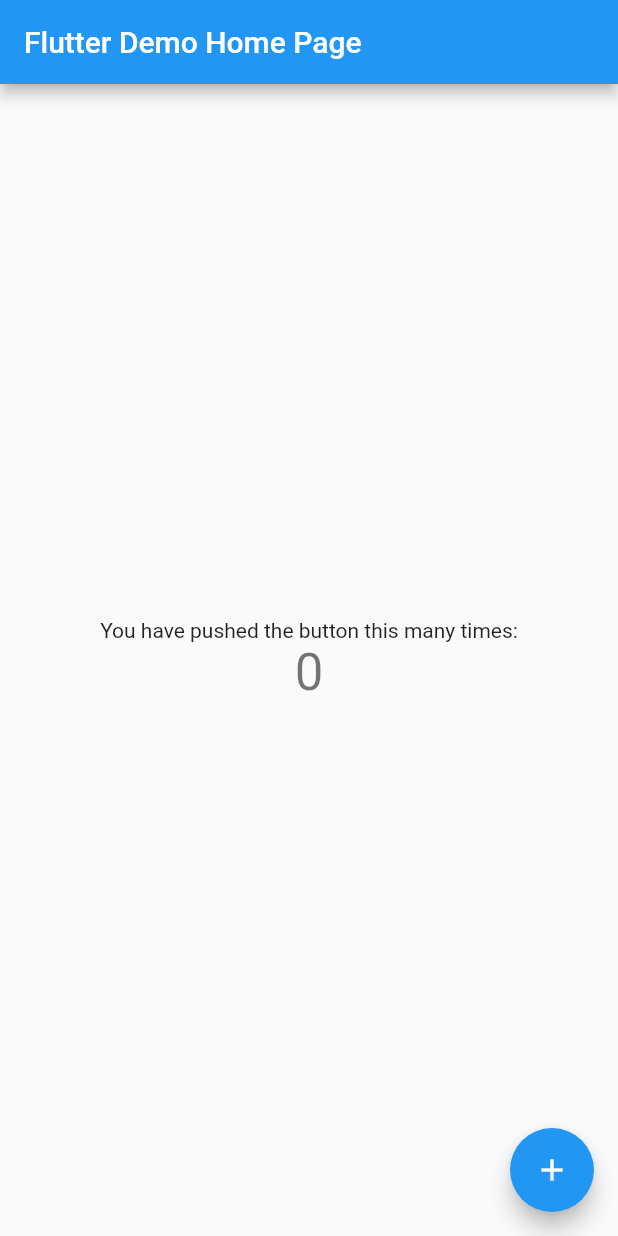
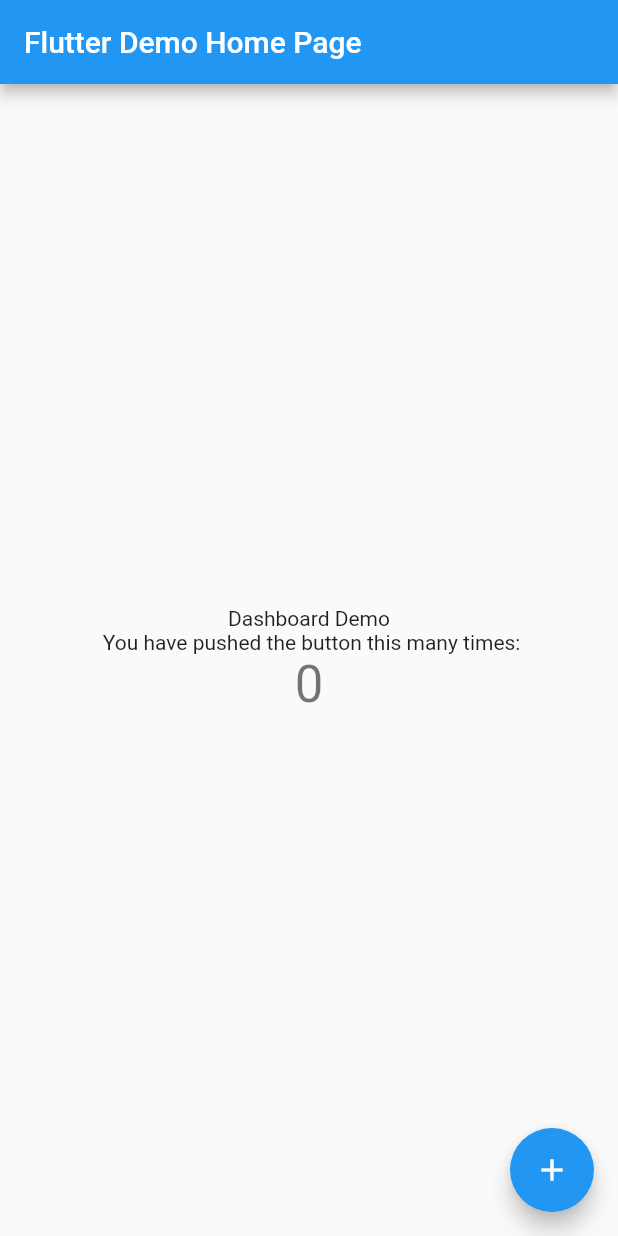
Before and after one commit to celvinren/flutter_dashboard_demo, a Flutter app: the screen it shows after launch, on a phone screen of 412 x 824 dp. Run offline on Flutter 3.47's test engine with Material 2 defaults, Android fonts, the phone set to English and light mode, and no system bars; our stand-ins replace firebase_core; accounts and stored records are empty; generated files the repository leaves out were written again.

Commit message:
feat: add localization to main app

```diff
--- /dev/null
+++ b/apps/demo_app/l10n.yaml
@@ -0,0 +1,3 @@
+arb-dir: lib/l10n
+template-arb-file: app_en.arb
+output-localization-file: app_localizations.dart
--- /dev/null
+++ b/apps/demo_app/lib/app_localizations.dart
@@ -0,0 +1,14 @@
+import 'package:flutter/material.dart';
+import 'package:flutter_gen/gen_l10n/app_localizations.dart';
+
+/// AppLocalizations is a class that provides localizations
+/// for all of the terms in the app.
+// ignore: avoid-dynamic
+AppLocalizations useLocalization(final BuildContext context) {
+  final appLocalization = AppLocalizations.of(context);
+  if (appLocalization == null) {
+    throw Exception('AppLocalizations not initialized');
+  }
+
+  return appLocalization;
+}
--- /dev/null
+++ b/apps/demo_app/lib/l10n/app_en.arb
@@ -0,0 +1,6 @@
+{
+    "dashboardDemo": "Dashboard Demo",
+    "@helloWorld": {
+      "description": "The conventional newborn programmer greeting"
+    }
+}
--- a/apps/demo_app/lib/main.dart
+++ b/apps/demo_app/lib/main.dart
@@ -1,9 +1,14 @@
+import 'package:demo_app/app_localizations.dart';
 import 'package:firebase_core/firebase_core.dart';
 import 'package:flutter/material.dart';
+import 'package:flutter_localizations/flutter_localizations.dart';
+import 'package:flutter_gen/gen_l10n/app_localizations.dart';
 
 import 'firebase_options.dart';
 
 void main() async {
+  WidgetsFlutterBinding.ensureInitialized();
+
   await Firebase.initializeApp(
     options: DefaultFirebaseOptions.currentPlatform,
   );
@@ -17,6 +22,15 @@ class MyApp extends StatelessWidget {
   Widget build(BuildContext context) {
     return MaterialApp(
       title: 'Flutter Demo',
+      localizationsDelegates: const [
+        AppLocalizations.delegate,
+        GlobalMaterialLocalizations.delegate,
+        GlobalWidgetsLocalizations.delegate,
+        GlobalCupertinoLocalizations.delegate,
+      ],
+      supportedLocales: const [
+        Locale('en', ''),
+      ],
       theme: ThemeData(
         primarySwatch: Colors.blue,
       ),
@@ -45,6 +59,8 @@ class _MyHomePageState extends State<MyHomePage> {
 
   @override
   Widget build(BuildContext context) {
+    final localization = useLocalization(context);
+
     return Scaffold(
       appBar: AppBar(
         title: Text(widget.title),
@@ -53,8 +69,9 @@ class _MyHomePageState extends State<MyHomePage> {
         child: Column(
           mainAxisAlignment: MainAxisAlignment.center,
           children: <Widget>[
-            const Text(
-              'You have pushed the button this many times:',
+            Text(
+              '${localization.dashboardDemo}\n You have pushed the button this many times:',
+              textAlign: TextAlign.center,
             ),
             Text(
               '$_counter',
--- a/apps/demo_app/pubspec.yaml
+++ b/apps/demo_app/pubspec.yaml
@@ -13,6 +13,9 @@ dependencies:
   firebase_core: ^1.22.0
   flutter:
     sdk: flutter
+  flutter_localizations:
+    sdk: flutter
+  intl: ^0.17.0
 
 dev_dependencies:
   flutter_lints: ^2.0.0
@@ -21,3 +24,4 @@ dev_dependencies:
 
 flutter:
   uses-material-design: true
+  generate: true # This line is required to generate the localization files
```
Also changed, not shown: apps/demo_app/pubspec.lock.
